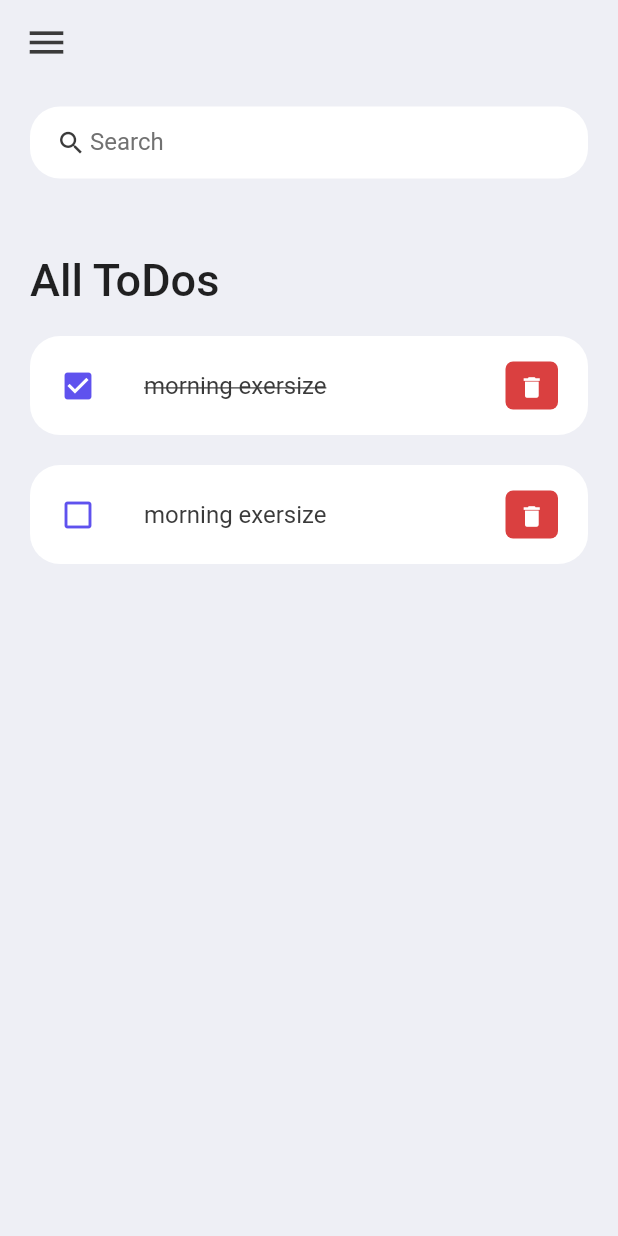
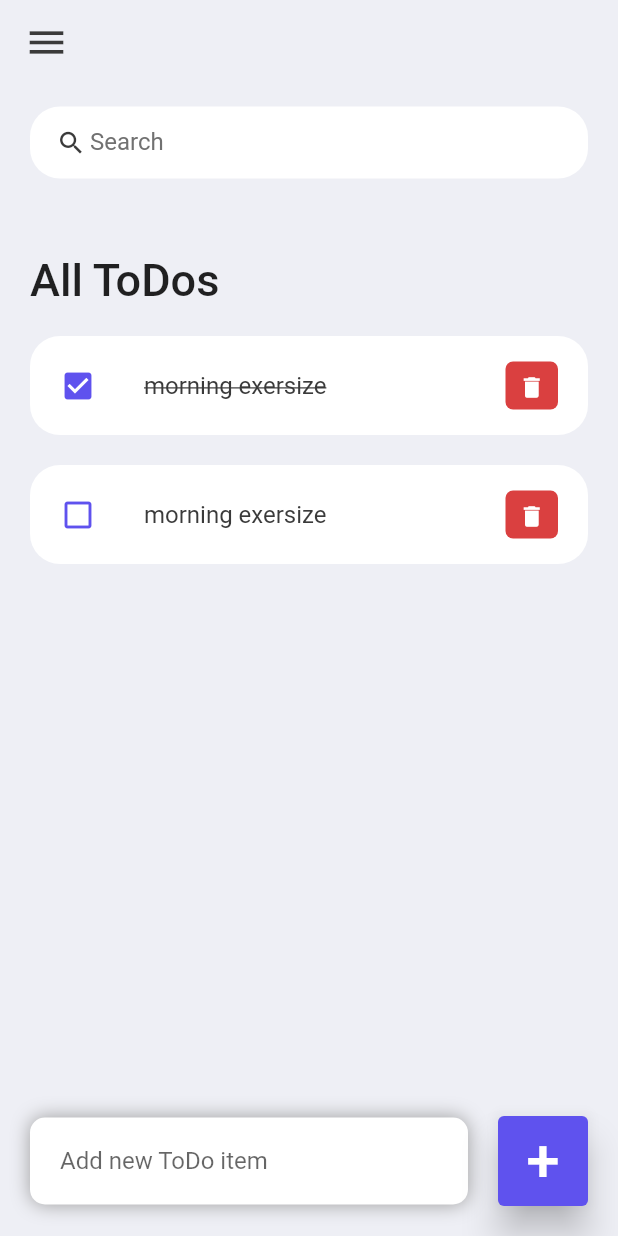
Before and after one commit to nishanthkulal/ToDo-App, a Flutter app: the screen it shows after launch, on a phone screen of 412 x 824 dp. Run offline on Flutter 3.47's test engine with Material 2 defaults, Android fonts, the phone set to English and light mode, and no system bars.

Commit message:
complete UI design

```diff
--- a/lib/screens/home.dart
+++ b/lib/screens/home.dart
@@ -3,9 +3,14 @@ import '../constants/color.dart';
 import '../model/todo.dart';
 import '../widgets/todo_item.dart';
 
-class Home extends StatelessWidget {
+class Home extends StatefulWidget {
   Home({Key? key}) : super(key: key);
 
+  @override
+  State<Home> createState() => _HomeState();
+}
+
+class _HomeState extends State<Home> {
   final todosList = ToDo.todoList();
 
   @override
@@ -13,7 +18,8 @@ class Home extends StatelessWidget {
     return Scaffold(
       backgroundColor: tdBGColor,
       appBar: _bulidAppBar(),
-      body: Container(
+      body: Stack(children: [
+        Container(
           padding: EdgeInsets.symmetric(
             horizontal: 20,
             vertical: 15,
@@ -42,10 +48,72 @@ class Home extends StatelessWidget {
                         todo: todo,
                       ),
                   ],
-              ))
+                ),
+              )
             ],
-          )),
+          ),
+        ),
+        Align(
+          alignment: Alignment.bottomCenter,
+          child: Row(children: [
+            Expanded(
+              child: Container(
+                margin: EdgeInsets.only(
+                  bottom: 20,
+                  right: 20,
+                  left: 20,
+                ),
+                padding: EdgeInsets.symmetric(
+                  horizontal: 20,
+                  vertical: 5,
+                ),
+                decoration: BoxDecoration(
+                    color: Colors.white,
+                    boxShadow: const [
+                      BoxShadow(
+                        color: Colors.grey,
+                        offset: const Offset(0.0, 0.0),
+                        blurRadius: 10.0,
+                        spreadRadius: 0.0,
+                      )
+                    ],
+                    borderRadius: BorderRadius.circular(10)),
+                child: TextField(
+                    decoration: InputDecoration(
+                        hintText: "Add new ToDo item",
+                        border: InputBorder.none)),
+              ),
+            ),
+            Container(
+              margin: EdgeInsets.only(
+                bottom: 20,
+                right: 20,
+              ),
+              child: ElevatedButton(
+                child: Text(
+                  "+",
+                  style: TextStyle(
+                    fontSize: 40,
+                  ),
+                ),
+                onPressed: () {},
+                style: ElevatedButton.styleFrom(
+                  primary: tdBlue,
+                  minimumSize: Size(60, 60),
+                  elevation: 10,
+                ),
+              ),
+            )
+          ]),
+        ),
+      ]),
     );
+  }
+
+  void _handleToDoChange(ToDo todo) {
+    setState(() {
+      todo.isDone = !todo.isDone;
+    });
   }
 
   Widget searchBox() {
--- a/lib/widgets/todo_item.dart
+++ b/lib/widgets/todo_item.dart
@@ -4,14 +4,22 @@ import '../constants/color.dart';
 
 class ToDoItem extends StatelessWidget {
   final ToDo todo;
-  const ToDoItem({Key? key, required this.todo}) : super(key: key);
+  final onToDoChanged;
+  final onDeleteItem;
+
+  const ToDoItem({
+    Key? key,
+    required this.todo,
+    required this.onToDoChanged,
+    required this.onDeleteItem,
+  }) : super(key: key);
   @override
   Widget build(BuildContext context) {
     return Container(
       margin: EdgeInsets.only(bottom: 20),
       child: ListTile(
         onTap: () {
-          print('clicked');
+          //print('clicked');
         },
         shape: RoundedRectangleBorder(
           borderRadius: BorderRadius.circular(20),
```
Lines whose indentation alone changed are shown as unchanged.
